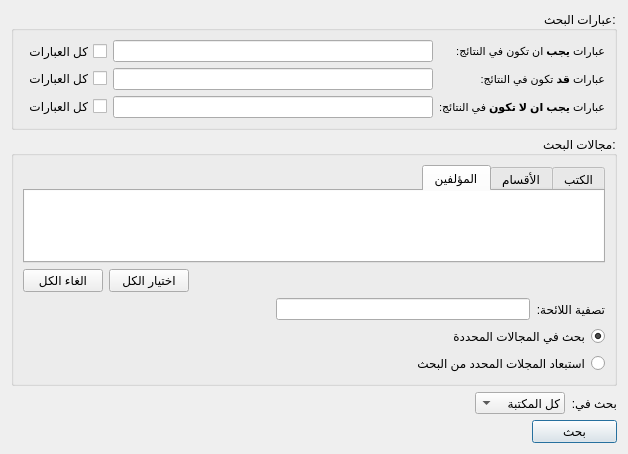
The window that src/shamelasearchwidget.ui (boussouira/albahhet) describes before a commit, drawn with Qt 5.
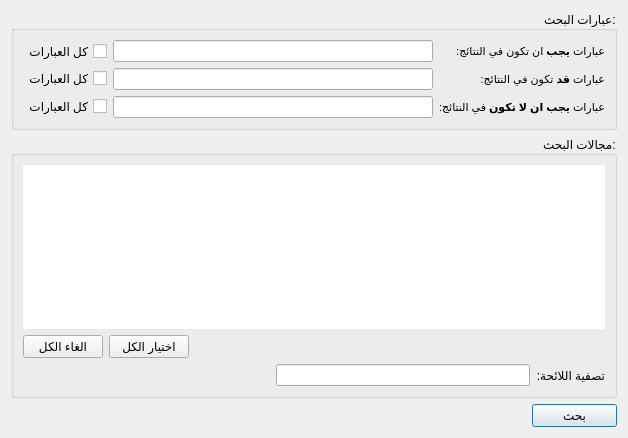
The same window after the commit. The open tabs and pages were chosen to show the change. Icons and pictures are not drawn. Custom widgets are drawn as their Qt base class.

```diff
--- a/src/shamelasearchwidget.ui
+++ b/src/shamelasearchwidget.ui
@@ -130,97 +130,19 @@
      </property>
      <layout class="QVBoxLayout" name="verticalLayout">
       <item>
-       <widget class="QTabWidget" name="tabWidgetFilter">
-        <property name="tabShape">
-         <enum>QTabWidget::Rounded</enum>
+       <widget class="QTreeView" name="treeViewBooks">
+        <property name="frameShape">
+         <enum>QFrame::NoFrame</enum>
         </property>
-        <property name="currentIndex">
-         <number>0</number>
+        <property name="editTriggers">
+         <set>QAbstractItemView::NoEditTriggers</set>
         </property>
-        <widget class="QWidget" name="tab">
-         <attribute name="title">
-          <string>الكتب</string>
-         </attribute>
-         <layout class="QVBoxLayout" name="verticalLayout_4">
-          <property name="spacing">
-           <number>0</number>
-          </property>
-          <property name="margin">
-           <number>0</number>
-          </property>
-          <item>
-           <widget class="QTreeView" name="treeViewBooks">
-            <property name="frameShape">
-             <enum>QFrame::NoFrame</enum>
-            </property>
-            <property name="editTriggers">
-             <set>QAbstractItemView::NoEditTriggers</set>
-            </property>
-            <property name="rootIsDecorated">
-             <bool>false</bool>
-            </property>
-            <property name="headerHidden">
-             <bool>true</bool>
-            </property>
-           </widget>
-          </item>
-         </layout>
-        </widget>
-        <widget class="QWidget" name="tab_2">
-         <attribute name="title">
-          <string>الأقسام</string>
-         </attribute>
-         <layout class="QVBoxLayout" name="verticalLayout_5">
-          <property name="margin">
-           <number>0</number>
-          </property>
-          <item>
-           <widget class="QTreeView" name="treeViewCats">
-            <property name="frameShape">
-             <enum>QFrame::NoFrame</enum>
-            </property>
-            <property name="editTriggers">
-             <set>QAbstractItemView::NoEditTriggers</set>
-            </property>
-            <property name="rootIsDecorated">
-             <bool>false</bool>
-            </property>
-            <property name="headerHidden">
-             <bool>true</bool>
-            </property>
-           </widget>
-          </item>
-         </layout>
-        </widget>
-        <widget class="QWidget" name="tab_3">
-         <attribute name="title">
-          <string>المؤلفين</string>
-         </attribute>
-         <layout class="QVBoxLayout" name="verticalLayout_6">
-          <property name="spacing">
-           <number>0</number>
-          </property>
-          <property name="margin">
-           <number>0</number>
-          </property>
-          <item>
-           <widget class="QTreeView" name="treeViewAuthors">
-            <property name="frameShape">
-             <enum>QFrame::NoFrame</enum>
-            </property>
-            <property name="editTriggers">
-             <set>QAbstractItemView::NoEditTriggers</set>
-            </property>
-            <property name="rootIsDecorated">
-             <bool>false</bool>
-            </property>
-            <property name="headerHidden">
-             <bool>true</bool>
-            </property>
-           </widget>
-          </item>
-         </layout>
-        </widget>
+        <property name="sortingEnabled">
+         <bool>true</bool>
+        </property>
+        <property name="animated">
+         <bool>true</bool>
+        </property>
        </widget>
       </item>
       <item>
@@ -297,64 +219,9 @@
         </item>
        </layout>
       </item>
-      <item>
-       <widget class="QRadioButton" name="radioRequired">
-        <property name="text">
-         <string>بحث في المجالات المحددة</string>
-        </property>
-        <property name="checked">
-         <bool>true</bool>
-        </property>
-       </widget>
-      </item>
-      <item>
-       <widget class="QRadioButton" name="radioProhibited">
-        <property name="text">
-         <string>استبعاد المجلات المحدد من البحث</string>
-        </property>
-       </widget>
-      </item>
      </layout>
     </widget>
    </item>
-   <item>
-    <layout class="QHBoxLayout" name="horizontalLayout_2">
-     <item>
-      <widget class="QLabel" name="label_5">
-       <property name="text">
-        <string>بحث في:</string>
-       </property>
-      </widget>
-     </item>
-     <item>
-      <widget class="QComboBox" name="comboBox">
-       <item>
-        <property name="text">
-         <string>كل المكتبة</string>
-        </property>
-       </item>
-       <item>
-        <property name="text">
-         <string>مجال البحث</string>
-        </property>
-       </item>
-      </widget>
-     </item>
-     <item>
-      <spacer name="horizontalSpacer_2">
-       <property name="orientation">
-        <enum>Qt::Horizontal</enum>
-       </property>
-       <property name="sizeHint" stdset="0">
-        <size>
-         <width>40</width>
-         <height>20</height>
-        </size>
-       </property>
-      </spacer>
-     </item>
-    </layout>
-   </item>
    <item>
     <widget class="QPushButton" name="pushSearch">
      <property name="sizePolicy">
```
